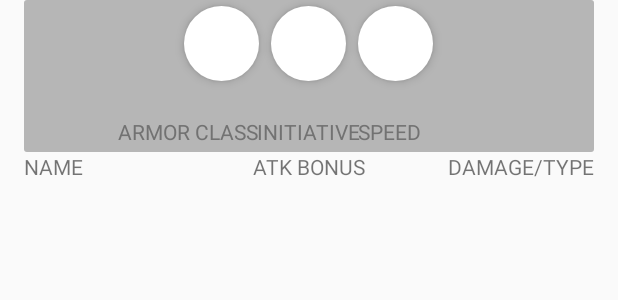
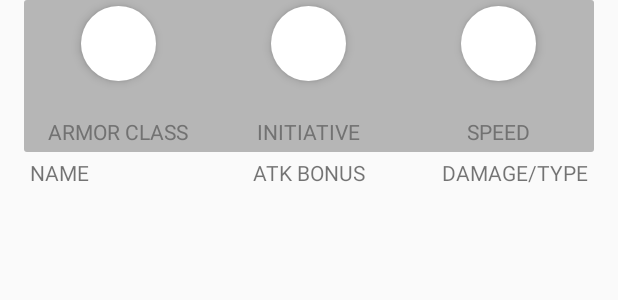
Before and after one commit to KnutKnutson/CharacterSheet2, an Android app: the layout fragment_character_combat_stats.xml on its own in the app's theme, with its tools: preview values and no code run, on a phone screen of 412 x 824 dp. Shown: the top 300 px of the screen. Run offline under Robolectric (Android 15) with nearby library versions, the light colour scheme and no system bars.

Commit message:
fix top row of combat stats

```diff
--- a/app/src/main/res/layout/fragment_character_combat_stats.xml
+++ b/app/src/main/res/layout/fragment_character_combat_stats.xml
@@ -10,55 +10,77 @@
         android:layout_width="match_parent"
         android:layout_height="match_parent">
 
-        <RelativeLayout
+        <LinearLayout
             android:layout_width="match_parent"
             android:layout_height="wrap_content"
             android:id="@+id/combatStatsLayout"
+            android:orientation="horizontal"
             android:background="@drawable/deep_background">
+
+            <LinearLayout
+                android:layout_width="0dp"
+                android:layout_height="wrap_content"
+                android:orientation="vertical"
+                android:layout_weight="1">
 
                 <EditText
                     style="@style/CombatStatsTopRowEditText"
                     android:id="@+id/armorClass"
-                android:layout_toLeftOf="@+id/initiative"/>
+                    android:layout_gravity="center_horizontal"/>
 
                 <TextView
                     style="@style/CombatStatsTopRowLabel"
                     android:id="@+id/armorClassLabel"
-                android:text="@string/label_armor_class"
-                android:layout_below="@+id/armorClass"
-                android:layout_toLeftOf="@+id/initiative"/>
+                    android:layout_gravity="center_horizontal"
+                    android:text="@string/label_armor_class"/>
+
+            </LinearLayout>
+
+            <LinearLayout
+                android:layout_width="0dp"
+                android:layout_height="wrap_content"
+                android:orientation="vertical"
+                android:layout_weight="1">
 
                 <EditText
                     style="@style/CombatStatsTopRowEditText"
                     android:id="@+id/initiative"
-                android:layout_centerHorizontal="true"
-                android:layout_alignParentTop="true"/>
+                    android:layout_gravity="center_horizontal"/>
 
                 <TextView
                     style="@style/CombatStatsTopRowLabel"
                     android:id="@+id/initiativeLabel"
-                android:text="@string/label_initiative"
-                android:layout_below="@+id/initiative"
-                android:layout_centerHorizontal="true"/>
+                    android:layout_gravity="center_horizontal"
+                    android:text="@string/label_initiative"/>
+
+            </LinearLayout>
+
+            <LinearLayout
+                android:layout_width="0dp"
+                android:layout_height="wrap_content"
+                android:orientation="vertical"
+                android:layout_weight="1">
 
                 <EditText
                     style="@style/CombatStatsTopRowEditText"
                     android:id="@+id/speed"
-                android:layout_toRightOf="@id/initiative"/>
+                    android:layout_gravity="center_horizontal"/>
 
                 <TextView
                     style="@style/CombatStatsTopRowLabel"
                     android:id="@+id/speedLabel"
-                android:text="@string/label_speed"
-                android:layout_below="@+id/speed"
-                android:layout_toRightOf="@+id/initiative"/>
+                    android:layout_gravity="center_horizontal"
+                    android:text="@string/label_speed"/>
+
+            </LinearLayout>
+        </LinearLayout>
 
         <LinearLayout
             android:layout_width="match_parent"
             android:layout_height="wrap_content"
             android:orientation="vertical"
             android:id="@+id/currentHitPointsLayout"
-                android:layout_below="@+id/armorClass">
+            android:layout_below="@+id/combatStatsLayout">
 
         </LinearLayout>
 
@@ -67,7 +89,7 @@
             android:layout_height="wrap_content"
             android:orientation="vertical"
             android:id="@+id/temporaryHitPointsLayout"
-                android:layout_below="@+id/currentHitPointsLayout">
+            android:layout_below="@+id/combatStatsLayout">
 
         </LinearLayout>
 
@@ -99,7 +121,6 @@
 
         </LinearLayout>
 
-        </RelativeLayout>
 
         <LinearLayout
             android:layout_width="match_parent"
@@ -119,12 +140,14 @@
                     android:layout_width="0dp"
                     android:layout_height="wrap_content"
                     android:layout_weight="3"
+                    android:layout_margin="4dp"
                     android:text="NAME"/>
 
                 <TextView
                     android:layout_width="0dp"
                     android:layout_height="wrap_content"
                     android:layout_weight="2"
+                    android:layout_margin="4dp"
                     android:gravity="center_horizontal"
                     android:text="ATK BONUS"/>
 
@@ -132,6 +155,7 @@
                     android:layout_width="0dp"
                     android:layout_height="wrap_content"
                     android:layout_weight="3"
+                    android:layout_margin="4dp"
                     android:gravity="right"
                     android:text="DAMAGE/TYPE"/>
 
```
Lines whose indentation alone changed are shown as unchanged.
